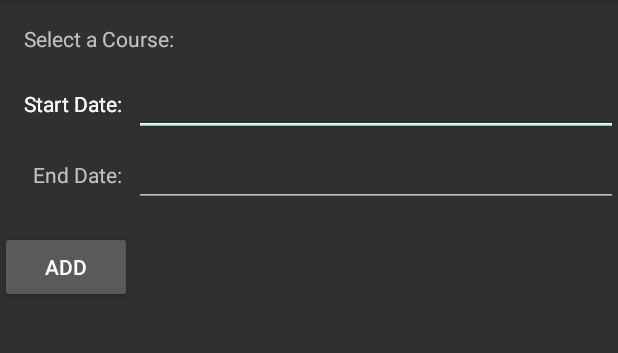
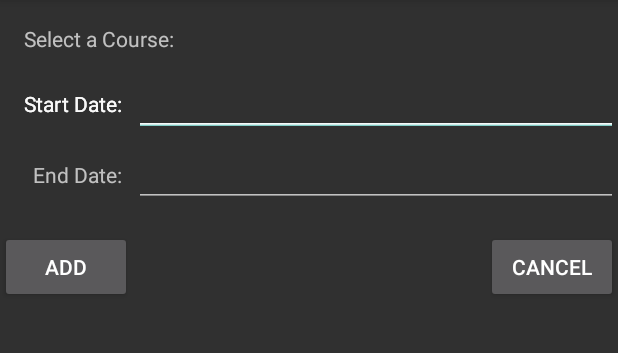
Before and after one commit to robstudentaccount/c196, an Android app: the courseSection screen opened directly, with no data from a screen before it, on a phone screen of 412 x 824 dp, the part 84-437 px from its top. Run offline under Robolectric (Android 15) with nearby library versions, the phone set to English and light mode, and no system bars.

Commit message:
Added cancel button to course sections.

```diff
--- a/app/src/main/java/com/stuart/robert/wgu/c196/v3/courseSection.java
+++ b/app/src/main/java/com/stuart/robert/wgu/c196/v3/courseSection.java
@@ -4,6 +4,7 @@ import android.app.DatePickerDialog;
 import android.support.v7.app.AppCompatActivity;
 import android.os.Bundle;
 import android.view.View;
+import android.widget.Button;
 import android.widget.DatePicker;
 import android.widget.LinearLayout;
 import android.widget.RadioButton;
@@ -32,6 +33,7 @@ public class courseSection extends AppCompatActivity {
 
         TextView startDateTxt = (TextView) findViewById(R.id.startDateTxt);
         TextView endDateTxt = (TextView) findViewById(R.id.endDateText);
+        Button cancelBtn = (Button) findViewById(R.id.courseSectionCancelBtn);
 
         View.OnClickListener calendarClick = new View.OnClickListener() {
             @Override
@@ -65,6 +67,12 @@ public class courseSection extends AppCompatActivity {
 
         startDateTxt.setOnClickListener(calendarClick);
         endDateTxt.setOnClickListener(calendarClick);
+        cancelBtn.setOnClickListener(new View.OnClickListener() {
+            @Override
+            public void onClick(View view) {
+                finish();
+            }
+        });
 
     }
     private void drawCourses() {
--- a/app/src/main/res/layout/activity_course_section.xml
+++ b/app/src/main/res/layout/activity_course_section.xml
@@ -145,4 +145,12 @@
         app:layout_constraintStart_toStartOf="parent"
         app:layout_constraintTop_toBottomOf="@+id/endDateText" />
 
+    <Button
+        android:id="@+id/courseSectionCancelBtn"
+        android:layout_width="wrap_content"
+        android:layout_height="wrap_content"
+        android:text="Cancel"
+        app:layout_constraintEnd_toEndOf="parent"
+        app:layout_constraintTop_toTopOf="@+id/button" />
+
 </android.support.constraint.ConstraintLayout>
```
